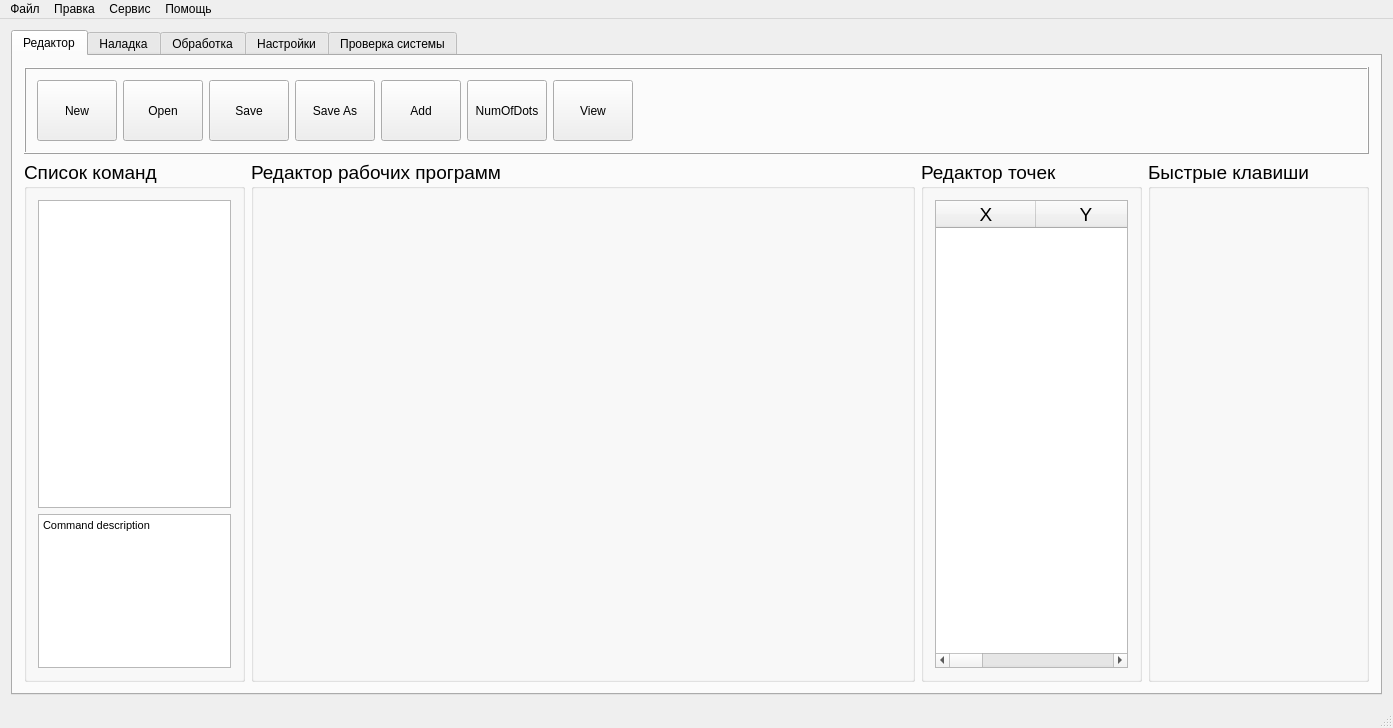
Before: the Qt Designer form KAMEditor/gui/mainwindow.ui in Xtail96/SML, drawn with Qt 5.
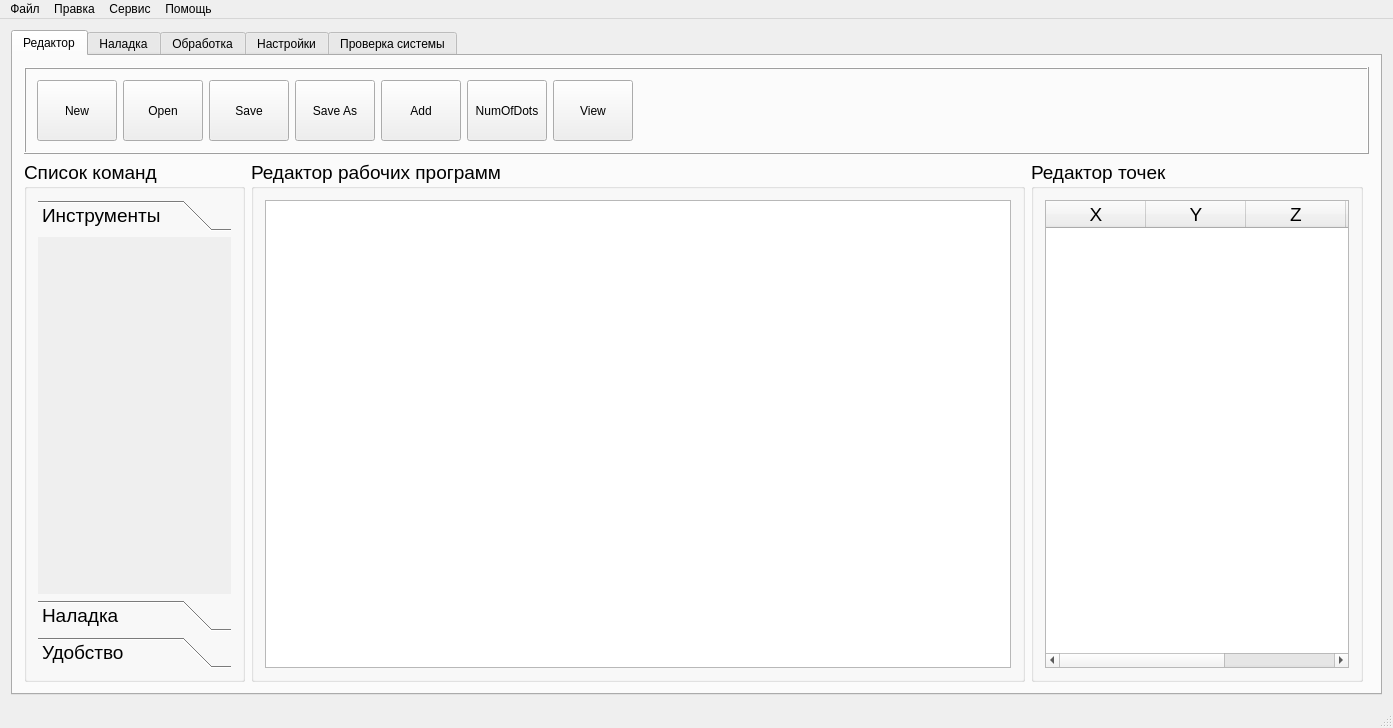
After: the same form once the commit is applied. The open tabs and pages were chosen to show the change. Icons and pictures are not drawn.

Commit message: Доработка интерфейса редактора

```diff
--- a/KAMEditor/gui/mainwindow.ui
+++ b/KAMEditor/gui/mainwindow.ui
@@ -265,7 +265,7 @@
          <widget class="QGroupBox" name="points_editor_box">
           <property name="sizePolicy">
            <sizepolicy hsizetype="Preferred" vsizetype="Preferred">
-            <horstretch>1</horstretch>
+            <horstretch>3</horstretch>
             <verstretch>6</verstretch>
            </sizepolicy>
           </property>
@@ -286,6 +286,15 @@
           <layout class="QGridLayout" name="gridLayout_16">
            <item row="0" column="0">
             <widget class="QTableWidget" name="points_table_widget_2">
+             <property name="alternatingRowColors">
+              <bool>false</bool>
+             </property>
+             <property name="selectionMode">
+              <enum>QAbstractItemView::ExtendedSelection</enum>
+             </property>
+             <property name="selectionBehavior">
+              <enum>QAbstractItemView::SelectItems</enum>
+             </property>
              <column>
               <property name="text">
                <string>X</string>
@@ -320,7 +329,7 @@
          <widget class="QGroupBox" name="program_editor_box">
           <property name="sizePolicy">
            <sizepolicy hsizetype="Preferred" vsizetype="Preferred">
-            <horstretch>3</horstretch>
+            <horstretch>7</horstretch>
             <verstretch>6</verstretch>
            </sizepolicy>
           </property>
@@ -338,38 +347,40 @@
           <property name="checkable">
            <bool>false</bool>
           </property>
-          <layout class="QVBoxLayout" name="verticalLayout_2"/>
-         </widget>
-        </item>
-        <item row="1" column="3">
-         <widget class="QGroupBox" name="shortcuts_box">
-          <property name="sizePolicy">
-           <sizepolicy hsizetype="Preferred" vsizetype="Preferred">
-            <horstretch>1</horstretch>
-            <verstretch>6</verstretch>
-           </sizepolicy>
-          </property>
-          <property name="font">
-           <font>
-            <pointsize>14</pointsize>
-           </font>
-          </property>
-          <property name="title">
-           <string>Быстрые клавиши</string>
-          </property>
-          <property name="flat">
-           <bool>false</bool>
-          </property>
-          <property name="checkable">
-           <bool>false</bool>
-          </property>
+          <layout class="QVBoxLayout" name="verticalLayout_2">
+           <item>
+            <widget class="QTreeView" name="editor_treeView">
+             <property name="dragEnabled">
+              <bool>false</bool>
+             </property>
+             <property name="dragDropMode">
+              <enum>QAbstractItemView::DropOnly</enum>
+             </property>
+             <property name="defaultDropAction">
+              <enum>Qt::MoveAction</enum>
+             </property>
+             <property name="alternatingRowColors">
+              <bool>true</bool>
+             </property>
+             <attribute name="headerCascadingSectionResizes">
+              <bool>false</bool>
+             </attribute>
+             <attribute name="headerHighlightSections">
+              <bool>false</bool>
+             </attribute>
+             <attribute name="headerShowSortIndicator" stdset="0">
+              <bool>false</bool>
+             </attribute>
+            </widget>
+           </item>
+          </layout>
          </widget>
         </item>
         <item row="1" column="0">
          <widget class="QGroupBox" name="command_list_box">
           <property name="sizePolicy">
            <sizepolicy hsizetype="Preferred" vsizetype="Preferred">
-            <horstretch>1</horstretch>
+            <horstretch>2</horstretch>
             <verstretch>6</verstretch>
            </sizepolicy>
           </property>
@@ -384,30 +395,41 @@
           </property>
           <layout class="QGridLayout" name="gridLayout_8">
            <item row="0" column="0">
-            <widget class="QTreeView" name="treeView">
-             <property name="sizePolicy">
-              <sizepolicy hsizetype="Expanding" vsizetype="Expanding">
-               <horstretch>0</horstretch>
-               <verstretch>2</verstretch>
-              </sizepolicy>
+            <widget class="QToolBox" name="toolBox">
+             <property name="currentIndex">
+              <number>2</number>
              </property>
-            </widget>
-           </item>
-           <item row="1" column="0">
-            <widget class="QTextBrowser" name="textBrowser">
-             <property name="sizePolicy">
-              <sizepolicy hsizetype="Expanding" vsizetype="Expanding">
-               <horstretch>0</horstretch>
-               <verstretch>1</verstretch>
-              </sizepolicy>
-             </property>
-             <property name="html">
-              <string>&lt;!DOCTYPE HTML PUBLIC &quot;-//W3C//DTD HTML 4.0//EN&quot; &quot;http://www.w3.org/TR/REC-html40/strict.dtd&quot;&gt;
-&lt;html&gt;&lt;head&gt;&lt;meta name=&quot;qrichtext&quot; content=&quot;1&quot; /&gt;&lt;style type=&quot;text/css&quot;&gt;
-p, li { white-space: pre-wrap; }
-&lt;/style&gt;&lt;/head&gt;&lt;body style=&quot; font-family:'MS Shell Dlg 2'; font-size:14pt; font-weight:400; font-style:normal;&quot;&gt;
-&lt;p style=&quot; margin-top:0px; margin-bottom:0px; margin-left:0px; margin-right:0px; -qt-block-indent:0; text-indent:0px;&quot;&gt;&lt;span style=&quot; font-size:8.25pt;&quot;&gt;Command description&lt;/span&gt;&lt;/p&gt;&lt;/body&gt;&lt;/html&gt;</string>
-             </property>
+             <widget class="QWidget" name="page_1">
+              <property name="geometry">
+               <rect>
+                <x>0</x>
+                <y>0</y>
+                <width>186</width>
+                <height>357</height>
+               </rect>
+              </property>
+              <attribute name="label">
+               <string>Инструменты</string>
+              </attribute>
+             </widget>
+             <widget class="QWidget" name="page_2">
+              <property name="geometry">
+               <rect>
+                <x>0</x>
+                <y>0</y>
+                <width>186</width>
+                <height>357</height>
+               </rect>
+              </property>
+              <attribute name="label">
+               <string>Наладка</string>
+              </attribute>
+             </widget>
+             <widget class="QWidget" name="page_3">
+              <attribute name="label">
+               <string>Удобство</string>
+              </attribute>
+             </widget>
             </widget>
            </item>
           </layout>
```
Left out of the diff: 25 changed lines with no effect on the pictures.
